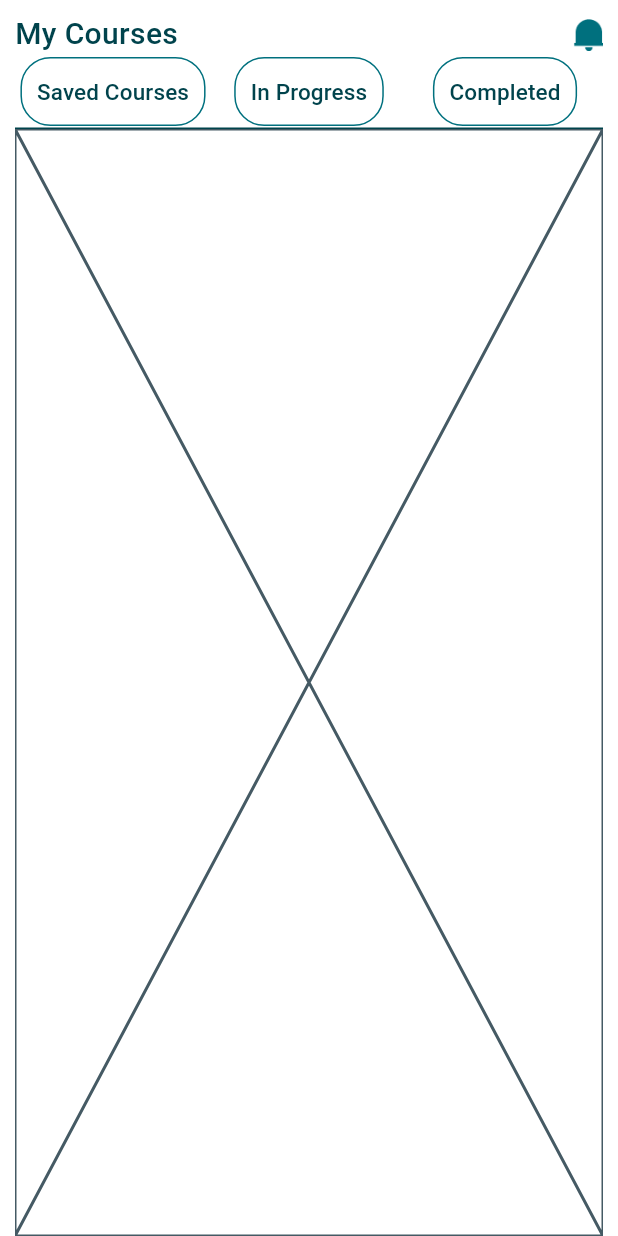
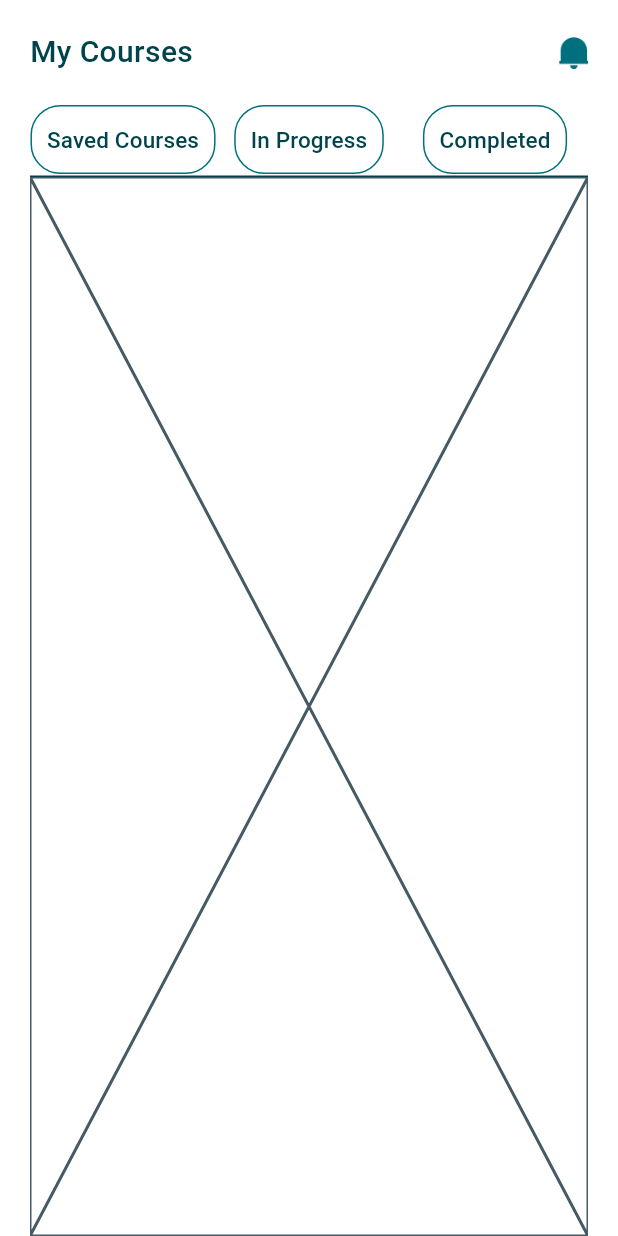
Before and after one commit to swagatapal/E_Learning, a Flutter app: the MyCourseTab screen opened directly, on a phone screen of 412 x 824 dp. Run offline on Flutter 3.47's test engine with Material 3 defaults, Android fonts, the phone set to English and light mode, and no system bars; our stand-ins replace flutter_bounce, persistent_bottom_nav_bar, smooth_page_indicator.

Commit message:
minor changes(2)

```diff
--- a/lib/Screens/MyCourse/View/my_course_tab.dart
+++ b/lib/Screens/MyCourse/View/my_course_tab.dart
@@ -21,10 +21,13 @@ class _MyCourseTabState extends State<MyCourseTab> {
         initialIndex: 1,
         child: Scaffold(
           body: Padding(
-            padding: EdgeInsets.only(top: 8.0, left: 10, right: 10),
+            padding: EdgeInsets.only(top: 20.0, left: 20.0, right: 20.0),
             child: Column(
               children: [
-                MyCourseHeading(),
+                Padding(
+                  padding: EdgeInsets.only(bottom: 20.0),
+                  child: MyCourseHeading(),
+                ),
                 TabBar(
                   labelPadding: EdgeInsets.zero,
                   labelColor: Colors.transparent,
@@ -35,7 +38,8 @@ class _MyCourseTabState extends State<MyCourseTab> {
                     Tab(
                         child: MyCourseTabContainer(
                             categoryName: "Saved Courses")),
-                    Tab(child:
+                    Tab(
+                        child:
                             MyCourseTabContainer(categoryName: "In Progress")),
                     Tab(child: MyCourseTabContainer(categoryName: "Completed")),
                   ],
--- a/lib/Screens/MyCourse/Widgets/my_course_heading.dart
+++ b/lib/Screens/MyCourse/Widgets/my_course_heading.dart
@@ -1,4 +1,3 @@
-import 'package:e_learning/Core/Utils/Helper/app_colors.dart';
 import 'package:flutter/material.dart';
 
 class MyCourseHeading extends StatelessWidget {
```
